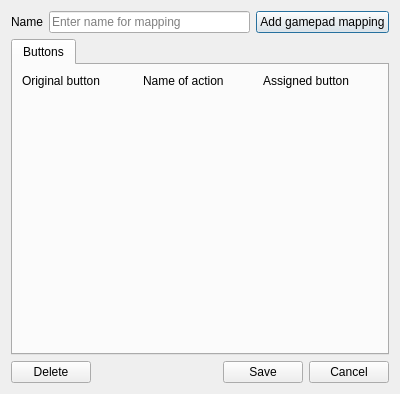
First picture: the form in modules/automation/projects/HilecGui/src/telecontrol/EditGamepadAssignment.ui, repository OFFIS-Automation/Framework, before the edit.
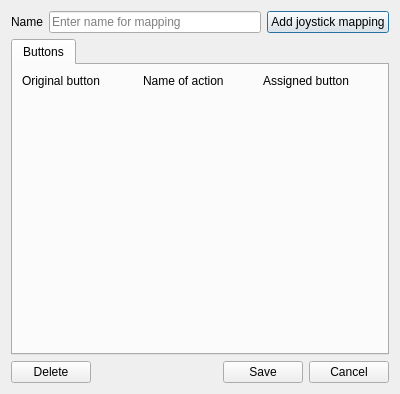
Second picture: the form after the edit. Icons and pictures are not drawn.

The edit to the form file:
```diff
--- a/modules/automation/projects/HilecGui/src/telecontrol/EditGamepadAssignment.ui
+++ b/modules/automation/projects/HilecGui/src/telecontrol/EditGamepadAssignment.ui
@@ -36,7 +36,7 @@
      <item>
       <widget class="QPushButton" name="add">
        <property name="text">
-        <string>Add gamepad mapping</string>
+        <string>Add joystick mapping</string>
        </property>
        <property name="icon">
         <iconset resource="../../images/images.qrc">
```
